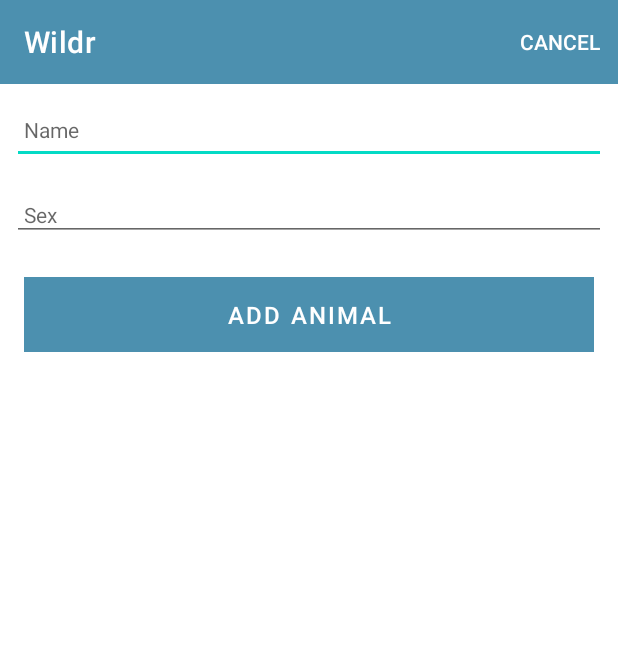
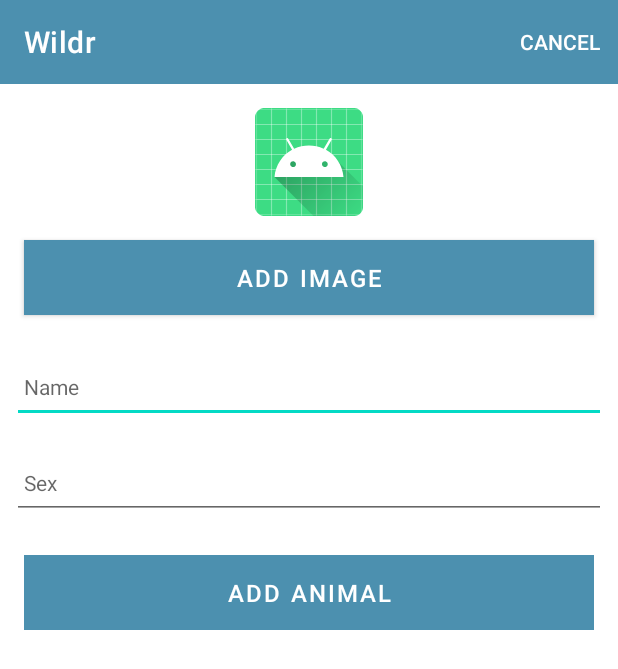
Before and after one commit to Emmie2479/MAD-2, an Android app: the screen it shows after launch (WildrActivity), after a tap on "Add", on a phone screen of 412 x 824 dp. Shown: the top 669 px of the screen. Run offline under Robolectric (Android 15) with nearby library versions, the phone set to English and light mode, and no system bars; our stand-ins replace Picasso, Timber.

Commit message:
Image Functionality Implemented

```diff
--- a/Wildr/app/build.gradle
+++ b/Wildr/app/build.gradle
@@ -45,6 +45,9 @@ dependencies {
     implementation 'com.jakewharton.timber:timber:5.0.1'
     implementation 'com.github.ajalt:timberkt:1.5.1'
     implementation 'com.google.android.material:material:1.5.0'
+    implementation 'androidx.activity:activity-ktx:1.4.0'
+    implementation 'androidx.fragment:fragment-ktx:1.4.1'
+    implementation 'com.squareup.picasso:picasso:2.71828'
     testImplementation 'junit:junit:4.13.2'
     androidTestImplementation 'androidx.test.ext:junit:1.1.3'
     androidTestImplementation 'androidx.test.espresso:espresso-core:3.4.0'
--- a/Wildr/app/src/main/java/ie/wit/wildr/activities/WildrListActivity.kt
+++ b/Wildr/app/src/main/java/ie/wit/wildr/activities/WildrListActivity.kt
@@ -4,6 +4,8 @@ import android.content.Intent
 import android.os.Bundle
 import android.view.Menu
 import android.view.MenuItem
+import androidx.activity.result.ActivityResultLauncher
+import androidx.activity.result.contract.ActivityResultContracts
 import androidx.appcompat.app.AppCompatActivity
 import androidx.recyclerview.widget.LinearLayoutManager
 import ie.wit.wildr.R
@@ -17,6 +19,7 @@ class WildrListActivity : AppCompatActivity(), WildrListener {
 
     lateinit var app: MainApp
     private lateinit var binding: ActivityWildrListBinding
+    private lateinit var refreshIntentLauncher : ActivityResultLauncher<Intent>
 
     override fun onCreate(savedInstanceState: Bundle?) {
         super.onCreate(savedInstanceState)
@@ -24,11 +27,14 @@ class WildrListActivity : AppCompatActivity(), WildrListener {
         setContentView(binding.root)
         binding.toolbar.title = title
         setSupportActionBar(binding.toolbar)
+
         app = application as MainApp
 
         val layoutManager = LinearLayoutManager(this)
         binding.recyclerView.layoutManager = layoutManager
         binding.recyclerView.adapter = WildrAdapter(app.animals.findAll(),this)
+
+        registerRefreshCallback()
     }
 
     override fun onCreateOptionsMenu(menu: Menu): Boolean {
@@ -40,7 +46,7 @@ class WildrListActivity : AppCompatActivity(), WildrListener {
         when (item.itemId) {
             R.id.item_add -> {
                 val launcherIntent = Intent(this, WildrActivity::class.java)
-                startActivityForResult(launcherIntent,0)
+                refreshIntentLauncher.launch(launcherIntent)
             }
         }
         return super.onOptionsItemSelected(item)
@@ -49,6 +55,12 @@ class WildrListActivity : AppCompatActivity(), WildrListener {
     override fun onWildrClick(animal: WildrModel) {
         val launcherIntent = Intent(this, WildrActivity::class.java)
         launcherIntent.putExtra("animal_edit", animal)
-        startActivityForResult(launcherIntent,0)
+        refreshIntentLauncher.launch(launcherIntent)
+    }
+
+    private fun registerRefreshCallback() {
+        refreshIntentLauncher =
+            registerForActivityResult(ActivityResultContracts.StartActivityForResult())
+            { binding.recyclerView.adapter?.notifyDataSetChanged() }
     }
 }
--- a/Wildr/app/src/main/java/ie/wit/wildr/adapters/WildrAdapter.kt
+++ b/Wildr/app/src/main/java/ie/wit/wildr/adapters/WildrAdapter.kt
@@ -3,6 +3,7 @@ package ie.wit.wildr.adapters
 import android.view.LayoutInflater
 import android.view.ViewGroup
 import androidx.recyclerview.widget.RecyclerView
+import com.squareup.picasso.Picasso
 import ie.wit.wildr.databinding.CardWildrBinding
 import ie.wit.wildr.models.WildrModel
 
@@ -34,6 +35,7 @@ class WildrAdapter constructor(private var animals: List<WildrModel>,
         fun bind(animal: WildrModel, listener: WildrListener) {
             binding.animalName.text = animal.name
             binding.animalSex.text = animal.sex
+            Picasso.get().load(animal.image).resize(200,200).into(binding.imageIcon)
             binding.root.setOnClickListener { listener.onWildrClick(animal) }
         }
     }
--- a/Wildr/app/src/main/java/ie/wit/wildr/models/WildrMemStore.kt
+++ b/Wildr/app/src/main/java/ie/wit/wildr/models/WildrMemStore.kt
@@ -27,6 +27,7 @@ class WildrMemStore : WildrStore {
         if (foundAnimal != null) {
             foundAnimal.name = animal.name
             foundAnimal.sex = animal.sex
+            foundAnimal.image = animal.image
             logAll()
         }
     }
--- a/Wildr/app/src/main/java/ie/wit/wildr/models/WildrModel.kt
+++ b/Wildr/app/src/main/java/ie/wit/wildr/models/WildrModel.kt
@@ -1,9 +1,11 @@
 package ie.wit.wildr.models
 
+import android.net.Uri
 import android.os.Parcelable
 import kotlinx.parcelize.Parcelize
 
 @Parcelize
 data class WildrModel(var id: Long = 0,
                       var name: String = "",
-                      var sex: String = "") : Parcelable
+                      var sex: String = "",
+                      var image: Uri = Uri.EMPTY) : Parcelable
--- a/Wildr/app/src/main/res/layout/activity_wildr.xml
+++ b/Wildr/app/src/main/res/layout/activity_wildr.xml
@@ -40,10 +40,29 @@
                 android:layout_height="wrap_content"
                 android:orientation="vertical">
 
+                <ImageView
+                    android:id="@+id/animalImage"
+                    android:layout_width="match_parent"
+                    android:layout_height="wrap_content"
+                    android:paddingTop="16dp"
+                    app:srcCompat="@mipmap/ic_launcher"/>
+
+                <Button
+                    android:id="@+id/chooseImage"
+                    android:layout_width="match_parent"
+                    android:layout_height="wrap_content"
+                    android:layout_margin="16dp"
+                    android:background="@color/colorAccent"
+                    android:paddingBottom="8dp"
+                    android:paddingTop="8dp"
+                    android:text="@string/button_addImage"
+                    android:textColor="@color/colorPrimary"
+                    android:textSize="16sp"/>
+
                 <EditText
                     android:id="@+id/animalName"
                     android:layout_width="match_parent"
-                    android:layout_height="45dp"
+                    android:layout_height="48dp"
                     android:layout_margin="8dp"
                     android:autofillHints="hint"
                     android:hint="@string/hint_wildrTitle"
@@ -63,6 +82,7 @@
                     android:inputType="text"
                     android:maxLength="25"
                     android:maxLines="1"
+                    android:minHeight="48dp"
                     android:padding="8dp"
                     android:textColor="@color/colorPrimaryDark"
                     android:textSize="14sp" />
--- a/Wildr/app/src/main/res/values/strings.xml
+++ b/Wildr/app/src/main/res/values/strings.xml
@@ -7,4 +7,7 @@
     <string name="menu_cancelAnimal">Cancel</string>
     <string name="enter_animal_name"> Please enter an animal name </string>
     <string name="save_animal"> Save Animal </string>
+    <string name="button_addImage"> Add Image </string>
+    <string name="select_animal_image">Select animal image</string>
+    <string name="change_animal_image">Change animal image</string>
 </resources>
```
Also changed, not shown: Wildr/app/src/main/java/ie/wit/wildr/activities/WildrActivity.kt (+37 -0 lines), Wildr/app/src/main/java/ie/wit/wildr/helpers/ImageHelpers.kt (added, +12 -0 lines), Wildr/app/src/main/res/layout/card_wildr.xml (+28 -4 lines).
